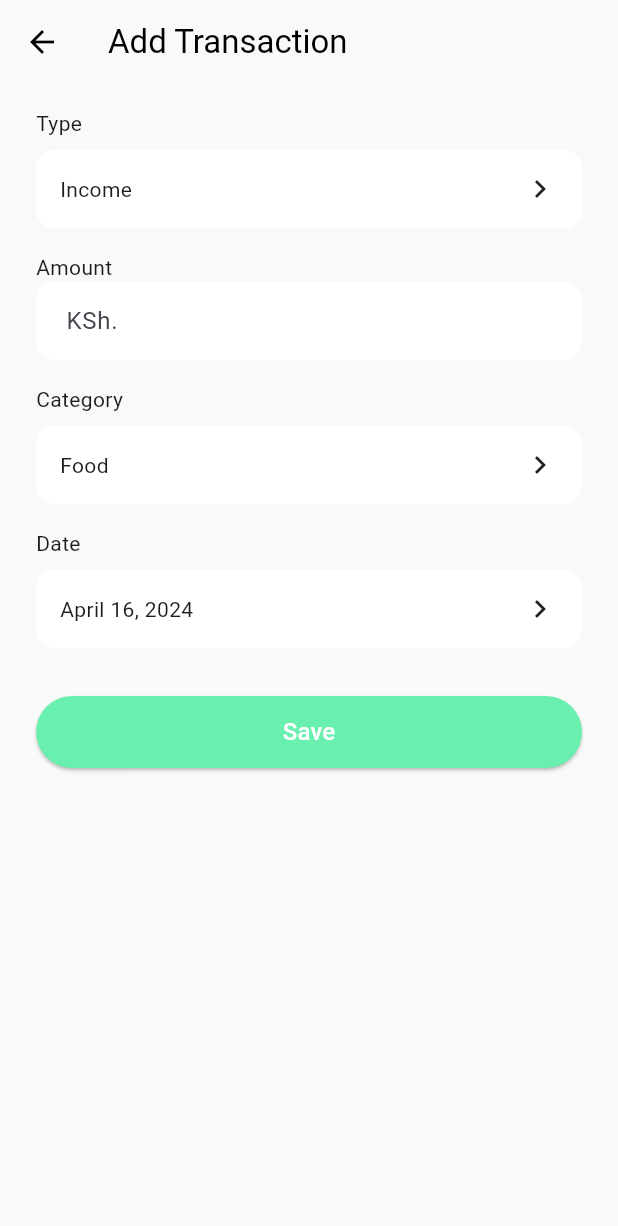
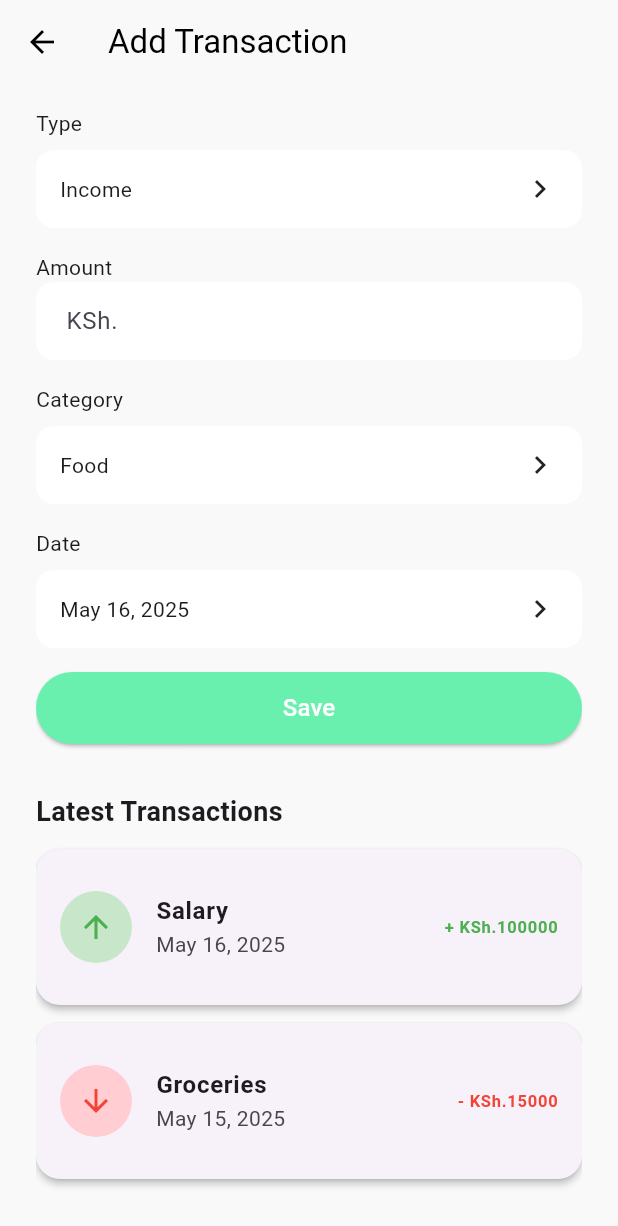
Before and after one commit to ClarenceLaria/my_pesa_mate, a Flutter app: the AddTransactionScreen screen opened directly, on a phone screen of 412 x 824 dp. Shown: the top 1226 px of the screen. Run offline on Flutter 3.47's test engine with Material 3 defaults, Android fonts, the phone set to English and light mode, and no system bars; our stand-ins replace fl_chart; Roboto replaces fonts that are missing (SFPro).

Commit message:
Latest transactions card updates

```diff
--- a/lib/components/entry_point.dart
+++ b/lib/components/entry_point.dart
@@ -39,7 +39,7 @@ class _EntryPointState extends State<EntryPoint> {
             label: 'Home',
           ),
           BottomNavigationBarItem(
-            icon: Icon(Icons.add),
+            icon: Icon(Icons.add_circle),
             label: 'Add',
           ),
           BottomNavigationBarItem(
--- /dev/null
+++ b/lib/components/transactions_card.dart
@@ -0,0 +1,76 @@
+import 'package:flutter/material.dart';
+import 'package:intl/intl.dart';
+
+class Transaction {
+  final String type;
+  final String category;
+  final double amount;
+  final DateTime date;
+
+  Transaction({
+    required this.type,
+    required this.category,
+    required this.amount,
+    required this.date,
+  });
+}
+
+class TransactionsCard extends StatelessWidget {
+  final List<Transaction> transactions;
+
+  const TransactionsCard({super.key, required this.transactions});
+
+  String formatDate(DateTime date) {
+    return DateFormat('MMM dd, yyyy').format(date);
+  }
+
+  @override
+  Widget build(BuildContext context) {
+    final latestTransactions = transactions.take(2).toList(); // latest two
+
+    return Padding(
+      padding: const EdgeInsets.symmetric(vertical: 16),
+      child: Column(
+        crossAxisAlignment: CrossAxisAlignment.start,
+        children: [
+          const Text(
+            'Latest Transactions',
+            style: TextStyle(fontSize: 18, fontWeight: FontWeight.bold),
+          ),
+          const SizedBox(height: 12),
+          ...latestTransactions.map((tx) {
+            return Card(
+              shape: RoundedRectangleBorder(borderRadius: BorderRadius.circular(16)),
+              elevation: 2,
+              margin: const EdgeInsets.only(bottom: 12),
+              child: ListTile(
+                contentPadding: const EdgeInsets.all(16),
+                leading: CircleAvatar(
+                  radius: 24,
+                  backgroundColor: tx.type.toLowerCase() == 'income'
+                      ? Colors.green.shade100
+                      : Colors.red.shade100,
+                  child: Icon(
+                    tx.type.toLowerCase() == 'income'
+                        ? Icons.arrow_upward
+                        : Icons.arrow_downward,
+                    color: tx.type.toLowerCase() == 'income' ? Colors.green : Colors.red,
+                  ),
+                ),
+                title: Text(tx.category, style: const TextStyle(fontWeight: FontWeight.w600)),
+                subtitle: Text(formatDate(tx.date)),
+                trailing: Text(
+                  '${tx.type.toLowerCase() == 'income' ? '+' : '-'} KSh.${tx.amount.toStringAsFixed(0)}',
+                  style: TextStyle(
+                    fontWeight: FontWeight.bold,
+                    color: tx.type.toLowerCase() == 'income' ? Colors.green : Colors.red,
+                  ),
+                ),
+              ),
+            );
+          }),
+        ],
+      ),
+    );
+  }
+}
--- a/lib/screens/add_screen.dart
+++ b/lib/screens/add_screen.dart
@@ -1,5 +1,6 @@
 import 'package:flutter/material.dart';
 import 'package:intl/intl.dart';
+import 'package:kurerefinancialplanner_app/components/transactions_card.dart';
 
 class AddTransactionScreen extends StatefulWidget {
   const AddTransactionScreen({super.key});
@@ -11,8 +12,16 @@ class AddTransactionScreen extends StatefulWidget {
 class _AddTransactionScreenState extends State<AddTransactionScreen> {
   String selectedType = 'Income';
   String selectedCategory = 'Food';
-  DateTime selectedDate = DateTime(2024, 4, 16);
+  DateTime selectedDate = DateTime.now();
   TextEditingController amountController = TextEditingController();
+
+  final List<Transaction> transactions = [
+    Transaction(category: 'Salary', amount: 100000, date: DateTime.now(), type: 'Income'),
+    Transaction(category: 'Groceries', amount: 15000, date: DateTime.now().subtract(Duration(days: 1)), type: 'Expense'),
+    Transaction(category: 'Electricity Bill', amount: 10000, date: DateTime.now().subtract(Duration(days: 2)), type: 'Expense'),
+    Transaction(category: 'Freelance Project', amount: 25000, date: DateTime.now().subtract(Duration(days: 3)), type: 'Income'),
+    Transaction(category: 'Transport', amount: 5000, date: DateTime.now().subtract(Duration(days: 4)), type: 'Expense'),
+  ];
 
   Future<void> _pickDate() async {
     DateTime? date = await showDatePicker(
@@ -44,6 +53,7 @@ class _AddTransactionScreenState extends State<AddTransactionScreen> {
       body: SafeArea(
         child: Padding(
           padding: const EdgeInsets.symmetric(horizontal: 24.0, vertical: 16),
+          child: SingleChildScrollView(
             child: Column(
               crossAxisAlignment: CrossAxisAlignment.start,
               children: [
@@ -105,7 +115,7 @@ class _AddTransactionScreenState extends State<AddTransactionScreen> {
                   onTap: _pickDate,
                   child: _customField(DateFormat.yMMMMd().format(selectedDate)),
                 ),
-              const SizedBox(height: 32),
+                const SizedBox(height: 16),
                 SizedBox(
                   width: double.infinity,
                   height: 48,
@@ -125,7 +135,10 @@ class _AddTransactionScreenState extends State<AddTransactionScreen> {
                     ),
                   ),
                 ),
+                const SizedBox(height: 16),
+                TransactionsCard(transactions: transactions),
               ],
+            ),
           ),
         ),
       ),
```
Lines whose indentation alone changed are shown as unchanged.
